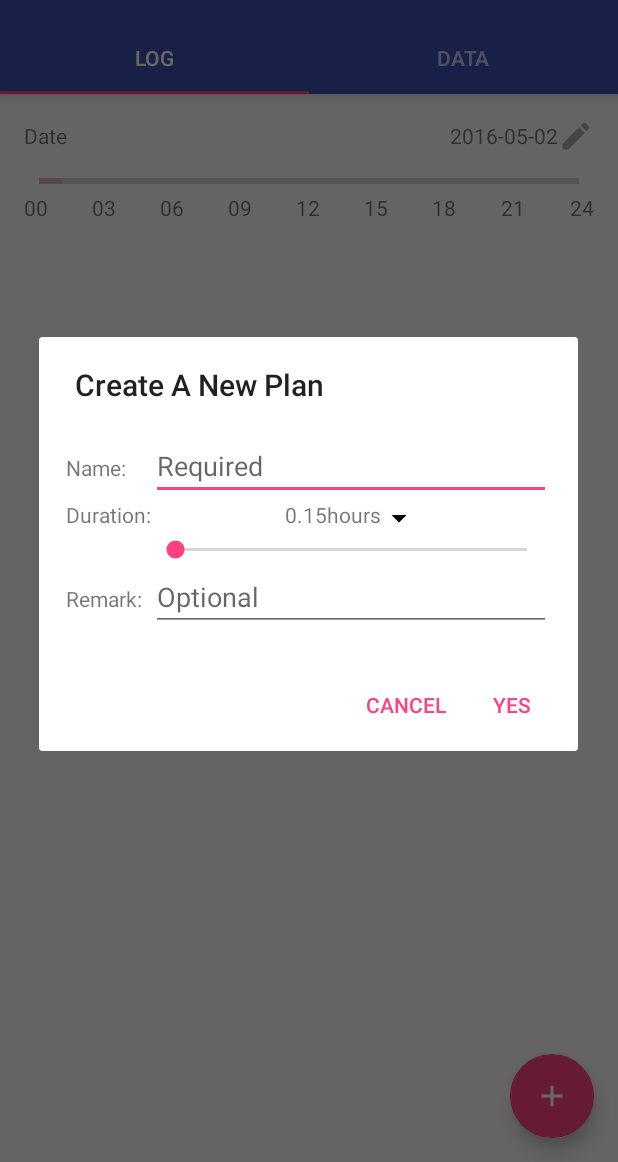
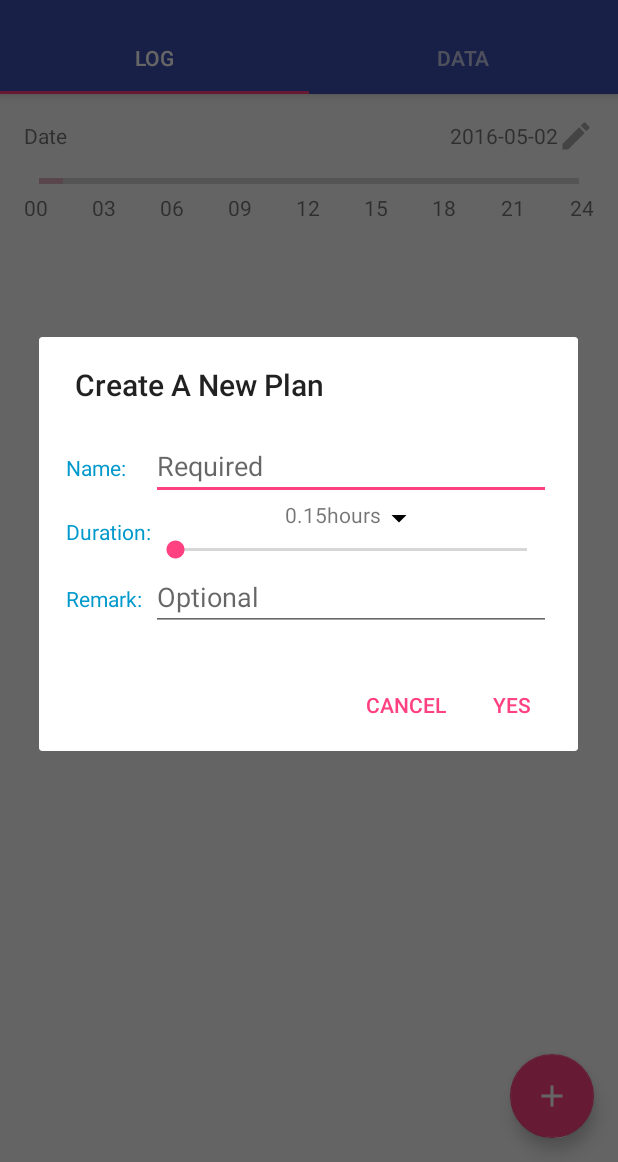
Before and after one commit to AlexVII/Jigsaw, an Android app: the screen it shows after launch (MainActivity), after a tap on an icon or button, on a phone screen of 412 x 824 dp, the part 74-1236 px from its top. Run offline under Robolectric (Android 15) with nearby library versions, the phone set to English and light mode, and no system bars; libraries missing offline, so code that uses them is left out: com.github.mikephil.charting; 65 statements that could not run were skipped.

Commit message:
Main Activty UI Imporvels

```diff
--- a/app/src/main/java/com/smu_bme/jigsaw/MainActivity.java
+++ b/app/src/main/java/com/smu_bme/jigsaw/MainActivity.java
@@ -3,6 +3,7 @@ package com.smu_bme.jigsaw;
 import android.content.Context;
 import android.content.DialogInterface;
 import android.content.Intent;
+import android.support.design.widget.CoordinatorLayout;
 import android.support.design.widget.TabLayout;
 import android.support.design.widget.FloatingActionButton;
 import android.support.v7.app.AlertDialog;
@@ -18,8 +19,10 @@ import android.view.LayoutInflater;
 import android.view.MenuItem;
 import android.view.View;
 import android.view.ViewGroup;
+import android.view.WindowManager;
 import android.view.inputmethod.InputMethodManager;
 import android.widget.EditText;
+import android.widget.FrameLayout;
 import android.widget.ImageButton;
 import android.widget.PopupMenu;
 import android.widget.SeekBar;
@@ -34,11 +37,11 @@ import java.util.Calendar;
 
 public class MainActivity extends AppCompatActivity {
 
-    private FloatingActionButton fab;
-    private SectionsPagerAdapter mSectionsPagerAdapter;
-    private ViewPager mViewPager;
-    private TabLayout tabLayout;
-    private DbHelper dbHelper;
+    FloatingActionButton fab;
+    SectionsPagerAdapter mSectionsPagerAdapter;
+    WrapContentHeightPager mViewPager;
+    TabLayout tabLayout;
+    DbHelper dbHelper;
     public Calendar CurrentCalendar = Calendar.getInstance();
     public Calendar ShowedCalendar = CurrentCalendar;
 
@@ -50,8 +53,9 @@ public class MainActivity extends AppCompatActivity {
         Toolbar toolbar = (Toolbar) findViewById(R.id.toolbar);
         setSupportActionBar(toolbar);
         mSectionsPagerAdapter = new SectionsPagerAdapter(getSupportFragmentManager());
-        mViewPager = (ViewPager) findViewById(R.id.container);
+        mViewPager = (WrapContentHeightPager) findViewById(R.id.container);
         mViewPager.setAdapter(mSectionsPagerAdapter);
+        mViewPager.setManager(getWindowManager());
         tabLayout = (TabLayout) findViewById(R.id.tabs);
         tabLayout.setupWithViewPager(mViewPager);
         fab = (FloatingActionButton) findViewById(R.id.fab);
@@ -189,7 +193,8 @@ public class MainActivity extends AppCompatActivity {
 
         @Override
         public Fragment getItem(int position) {
-            return PlaceholderFragment.newInstance(position + 1);
+            PlaceholderFragment fragment =  PlaceholderFragment.newInstance(position + 1);
+            return fragment;
         }
 
         @Override
--- a/app/src/main/java/com/smu_bme/jigsaw/WrapContentHeightPager.java
+++ b/app/src/main/java/com/smu_bme/jigsaw/WrapContentHeightPager.java
@@ -1,18 +1,26 @@
 package com.smu_bme.jigsaw;
 
 import android.content.Context;
+import android.graphics.Point;
 import android.hardware.display.DisplayManager;
 import android.support.v4.app.Fragment;
 import android.support.v4.hardware.display.DisplayManagerCompat;
 import android.support.v4.view.ViewPager;
+import android.support.v7.widget.ThemedSpinnerAdapter;
 import android.util.AttributeSet;
+import android.util.DisplayMetrics;
+import android.util.Log;
+import android.view.Display;
 import android.view.MotionEvent;
 import android.view.View;
+import android.view.WindowManager;
 
 /**
  * Created by bme-lab2 on 4/30/16.
  */
 public class WrapContentHeightPager extends ViewPager {
+
+    private WindowManager manager;
 
     public WrapContentHeightPager(Context context) {
         super(context);
@@ -27,15 +35,18 @@ public class WrapContentHeightPager extends ViewPager {
         int height = 0;
 
         for (int i = 0; i < getChildCount(); i++) {
-            View chlid = getChildAt(i);
-            chlid.measure(widthMeasureSpec, MeasureSpec.makeMeasureSpec(0, MeasureSpec.UNSPECIFIED));
-            int h = chlid.getMeasuredHeight();
+            View child = getChildAt(i);
+            child.measure(widthMeasureSpec, MeasureSpec.makeMeasureSpec(0, MeasureSpec.UNSPECIFIED));
+            int h = child.getMeasuredHeight();
             if (h > height) {
                 height = h;
             }
         }
-
-        heightMeasureSpec = MeasureSpec.makeMeasureSpec(height, MeasureSpec.EXACTLY);
+        Display display = manager.getDefaultDisplay();
+        Point size= new Point();
+        display.getSize(size);
+        int h = size.y;
+        heightMeasureSpec = MeasureSpec.makeMeasureSpec(h - 450, MeasureSpec.EXACTLY);
 
         super.onMeasure(widthMeasureSpec, heightMeasureSpec);
     }
@@ -44,4 +55,8 @@ public class WrapContentHeightPager extends ViewPager {
     public boolean onInterceptHoverEvent(MotionEvent event) {
         return true;
     }
+
+    public void setManager(WindowManager manager) {
+        this.manager = manager;
+    }
 }
--- a/app/src/main/res/layout/dialog.xml
+++ b/app/src/main/res/layout/dialog.xml
@@ -10,6 +10,7 @@
         android:layout_width="match_parent"
         android:layout_height="0dp">
         <TextView
+            android:textColor="@android:color/holo_blue_dark"
             android:text="@string/Name"
             android:layout_column="1"
             android:gravity="center_vertical"
@@ -27,8 +28,10 @@
         android:layout_width="match_parent"
         android:layout_height="wrap_content">
         <TextView
+            android:textColor="@android:color/holo_blue_dark"
             android:layout_width="wrap_content"
             android:layout_column="1"
+            android:layout_gravity="center_vertical"
             android:gravity="center_vertical"
             android:layout_height="wrap_content"
             android:text="@string/duration"/>
@@ -66,6 +69,7 @@
         android:layout_width="match_parent"
         android:layout_height="0dp">
         <TextView
+            android:textColor="@android:color/holo_blue_dark"
             android:text="@string/Remark"
             android:layout_column="1"
             android:gravity="center_vertical"
--- a/app/src/main/res/layout/layout_data.xml
+++ b/app/src/main/res/layout/layout_data.xml
@@ -3,17 +3,16 @@
     android:layout_width="match_parent"
     android:orientation="vertical"
     android:layout_height="match_parent">
-    <LinearLayout
+    <android.support.v7.widget.CardView
         android:layout_weight="1"
         android:layout_width="match_parent"
         android:layout_height="match_parent">
         <com.github.mikephil.charting.charts.BarChart
             android:layout_width="match_parent"
             android:id="@+id/bar_chart"
-
             android:layout_height="match_parent"/>
-    </LinearLayout>
-    <LinearLayout
+    </android.support.v7.widget.CardView>
+    <android.support.v7.widget.CardView
         android:layout_weight="1"
         android:layout_width="match_parent"
         android:layout_height="match_parent">
@@ -22,5 +21,5 @@
             android:layout_weight="1"
             android:layout_width="match_parent"
             android:layout_height="match_parent"/>
-</LinearLayout>
+</android.support.v7.widget.CardView>
     </LinearLayout>
--- a/app/src/main/res/layout/layout_log.xml
+++ b/app/src/main/res/layout/layout_log.xml
@@ -107,4 +107,7 @@
         android:text="Fresh Test"
         android:layout_width="wrap_content"
         android:layout_height="wrap_content" />
+    <TextView
+        android:layout_width="match_parent"
+        android:layout_height="100dp" />
 </LinearLayout>
```
